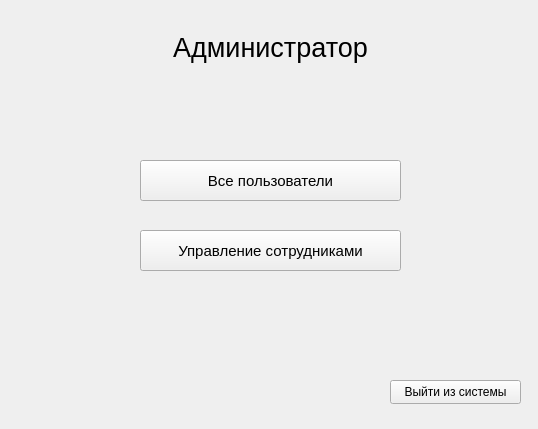
rkv04/test, file gui/adminmainwindow.ui: the form before one commit.
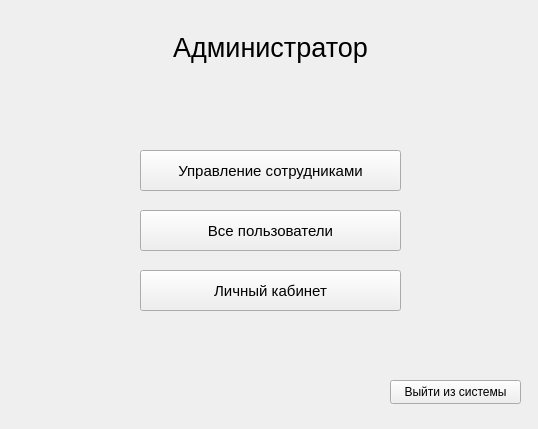
The form after the commit.

```diff
--- a/gui/adminmainwindow.ui
+++ b/gui/adminmainwindow.ui
@@ -57,7 +57,7 @@
     <property name="geometry">
      <rect>
       <x>140</x>
-      <y>230</y>
+      <y>150</y>
       <width>261</width>
       <height>41</height>
      </rect>
@@ -76,7 +76,7 @@
     <property name="geometry">
      <rect>
       <x>140</x>
-      <y>160</y>
+      <y>210</y>
       <width>261</width>
       <height>41</height>
      </rect>
@@ -104,6 +104,25 @@
      <string>Выйти из системы</string>
     </property>
    </widget>
+   <widget class="QPushButton" name="accountButton">
+    <property name="geometry">
+     <rect>
+      <x>140</x>
+      <y>270</y>
+      <width>261</width>
+      <height>41</height>
+     </rect>
+    </property>
+    <property name="font">
+     <font>
+      <family>Segoe UI</family>
+      <pointsize>11</pointsize>
+     </font>
+    </property>
+    <property name="text">
+     <string>Личный кабинет</string>
+    </property>
+   </widget>
   </widget>
  </widget>
  <resources/>
```
